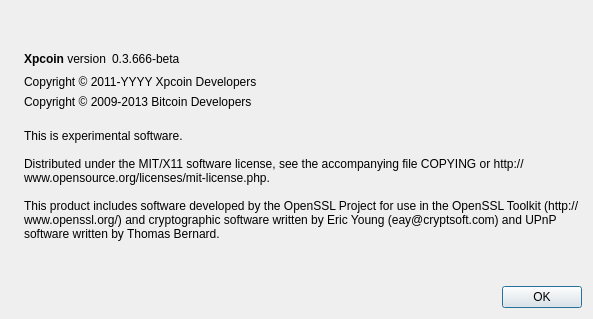
Old version of the form src/qt/forms/aboutdialog.ui in the repository NewJerseyStyle/peercoin.
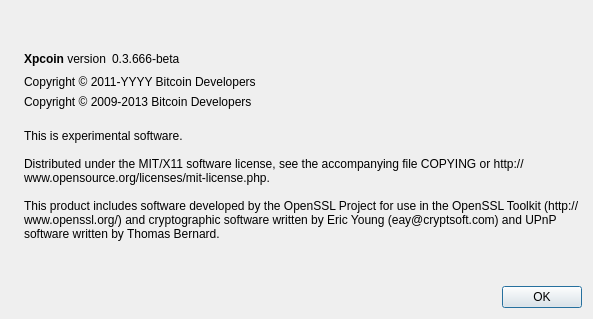
New version of the form. Icons and pictures are not drawn.

Commit message: changed copyright info

Diff of the .ui file:
```diff
--- a/src/qt/forms/aboutdialog.ui
+++ b/src/qt/forms/aboutdialog.ui
@@ -86,12 +86,12 @@
       </layout>
      </item>
      <item>
-      <widget class="QLabel" name="XpcoinCopyrightLabel">
+      <widget class="QLabel" name="BitcoinCopyrightLabel">
        <property name="cursor">
         <cursorShape>IBeamCursor</cursorShape>
        </property>
        <property name="text">
-        <string>Copyright &amp;copy; 2011-YYYY Xpcoin Developers</string>
+        <string>Copyright &amp;copy; 2011-YYYY Bitcoin Developers</string>
        </property>
        <property name="textFormat">
         <enum>Qt::RichText</enum>
```
The commit also changes 39 other files.
